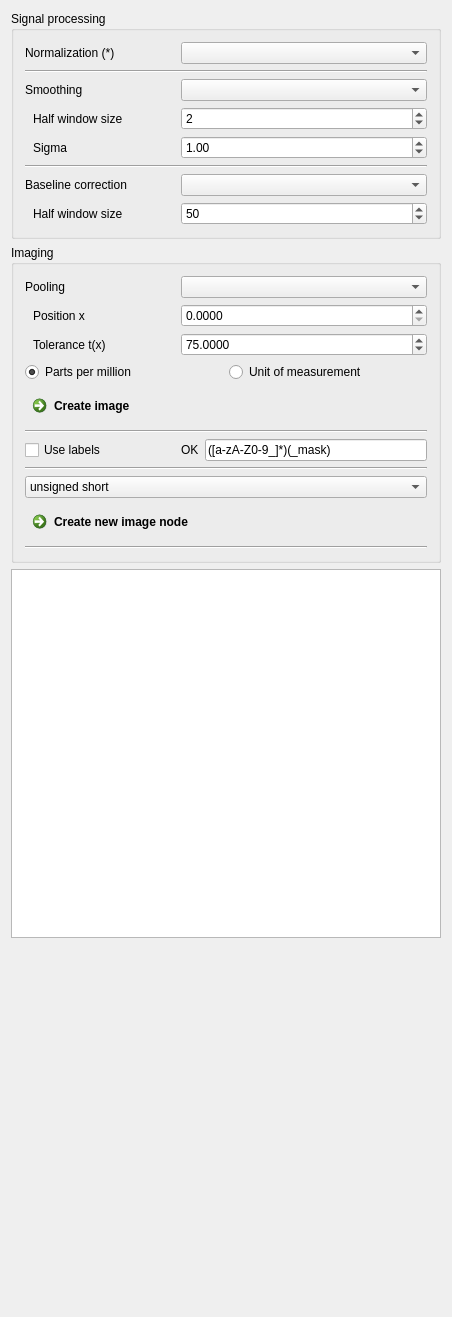
Old version of the form Plugins/org.mitk.gui.qt.m2.Data/src/internal/m2Data.ui in the repository m2aia/m2aia.
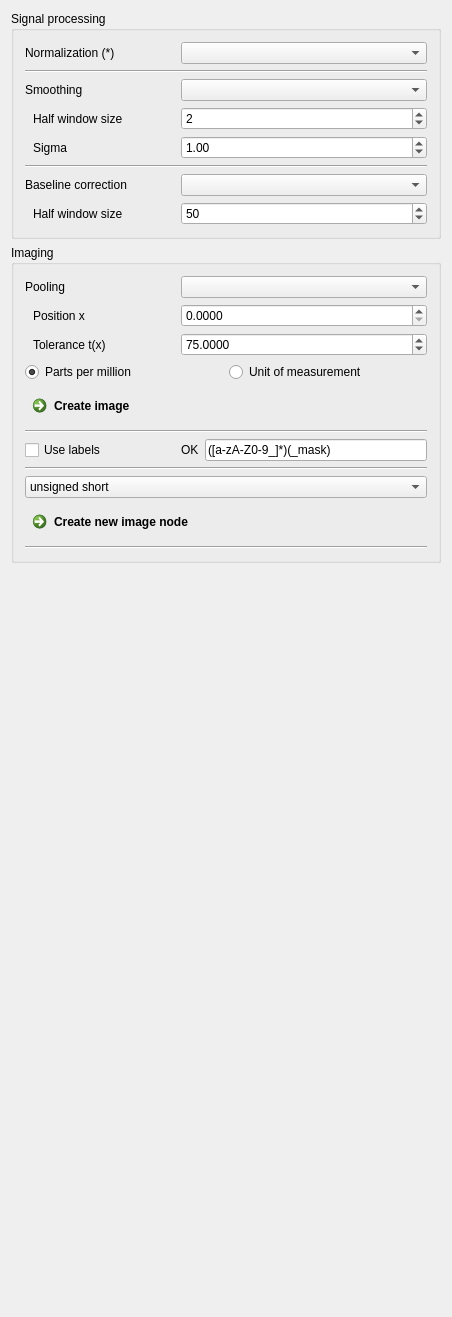
New version of the form.

Commit message: remove unknown prop

```diff
--- a/Plugins/org.mitk.gui.qt.m2.Data/src/internal/m2Data.ui
+++ b/Plugins/org.mitk.gui.qt.m2.Data/src/internal/m2Data.ui
@@ -750,9 +750,6 @@
      </layout>
     </widget>
    </item>
-   <item>
-    <widget class="QListWidget" name="listWidget"/>
-   </item>
    <item>
     <spacer name="verticalSpacer">
      <property name="orientation">
```
Left out of the diff: 2 changed lines with no effect on the pictures. Lines whose indentation alone changed are shown as unchanged.
